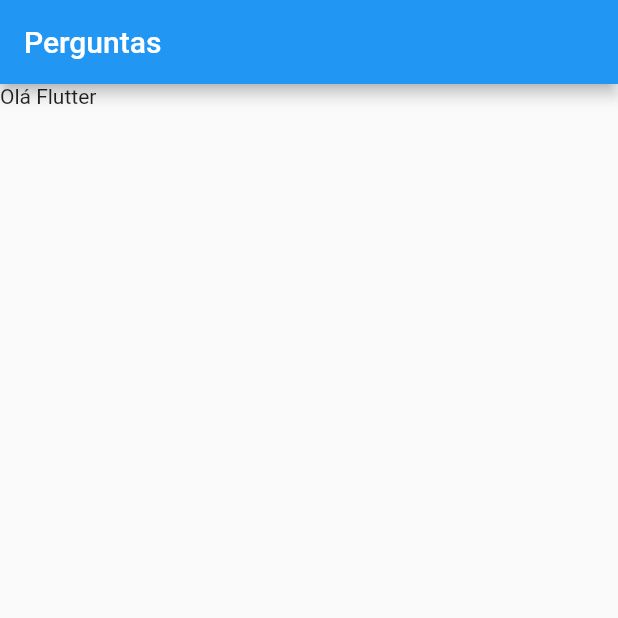
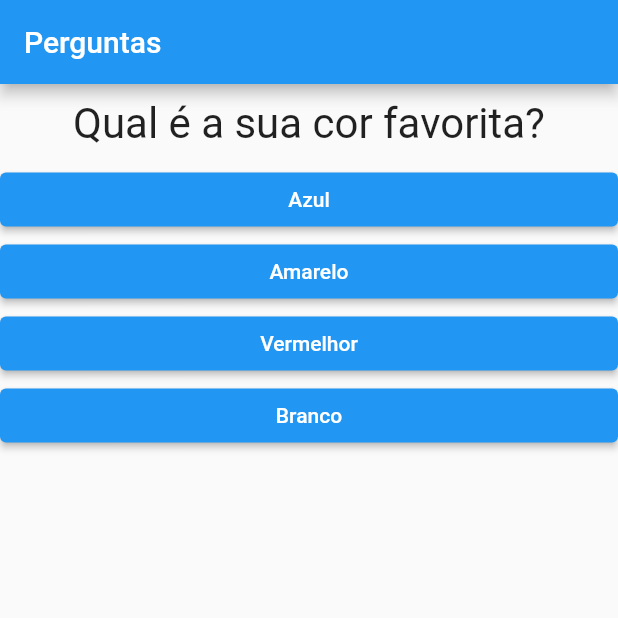
Before and after one commit to mariomacedo/projeto_perguntas, a Flutter app: the screen it shows after launch, on a phone screen of 412 x 824 dp, the top half of it. Run offline on Flutter 3.47's test engine with Material 2 defaults, Android fonts, the phone set to English and light mode, and no system bars.

Commit message:
feat: fim video 49

```diff
--- a/lib/main.dart
+++ b/lib/main.dart
@@ -1,16 +1,64 @@
 import 'package:flutter/material.dart';
+import 'package:projeto_perguntas/questao.dart';
+import 'package:projeto_perguntas/resposta.dart';
 
 main() => runApp(PerguntaApp());
 
-class PerguntaApp extends StatelessWidget {
+class _PerguntaAppState extends State<PerguntaApp> {
+  var _selected = 0;
+  final _perguntas = const [
+    {
+      'label': 'Qual é a sua cor favorita?',
+      'opc': ['Azul', 'Amarelo', 'Vermelhor', 'Branco']
+    },
+    {
+      'label': 'Qual é o seu animal favorito',
+      'opc': ['Limão', 'Tequila', 'Tobi', 'Fredy']
+    },
+    {
+      'label': 'Qual é o seu instrutor favorito?',
+      'opc': ['Maria', 'João', 'Leo', 'Pedro']
+    },
+  ];
+
+  void _responder() {
+    if (isSelected) {
+      setState(() {
+        _selected++;
+      });
+    }
+
+    print('Pergunta Respondida!');
+  }
+
+  bool get isSelected {
+    return _selected < _perguntas.length;
+  }
+
   @override
   Widget build(BuildContext context) {
+    List<String> _respostas = isSelected ? _perguntas[_selected]['opc'] : null;
+
     return MaterialApp(
         home: Scaffold(
       appBar: AppBar(
         title: Text("Perguntas"),
       ),
-      body: Text("Olá Flutter"),
+      body: isSelected
+          ? Column(
+              children: [
+                Questao(_perguntas[_selected]['label']),
+                ..._respostas.map((t) => Resposta(t, _responder)).toList(),
+              ],
+            )
+          : null,
     ));
   }
 }
+
+class PerguntaApp extends StatefulWidget {
+  @override
+  State<PerguntaApp> createState() {
+    return _PerguntaAppState();
+  }
+}
--- /dev/null
+++ b/lib/questao.dart
@@ -0,0 +1,20 @@
+import 'package:flutter/material.dart';
+
+class Questao extends StatelessWidget {
+  final String text;
+
+  Questao(this.text);
+
+  @override
+  Widget build(BuildContext context) {
+    return Container(
+      width: double.infinity,
+      margin: EdgeInsets.all(10),
+      child: Text(
+        text,
+        style: TextStyle(fontSize: 28),
+        textAlign: TextAlign.center,
+      ),
+    );
+  }
+}
--- /dev/null
+++ b/lib/resposta.dart
@@ -0,0 +1,18 @@
+import 'package:flutter/material.dart';
+
+class Resposta extends StatelessWidget {
+  final String label;
+  final void Function() fnOnPressed;
+
+  Resposta(this.label, this.fnOnPressed);
+
+  @override
+  Widget build(BuildContext context) {
+    return Container(
+        width: double.infinity,
+        child: ElevatedButton(
+          onPressed: fnOnPressed,
+          child: Text(label),
+        ));
+  }
+}
```
